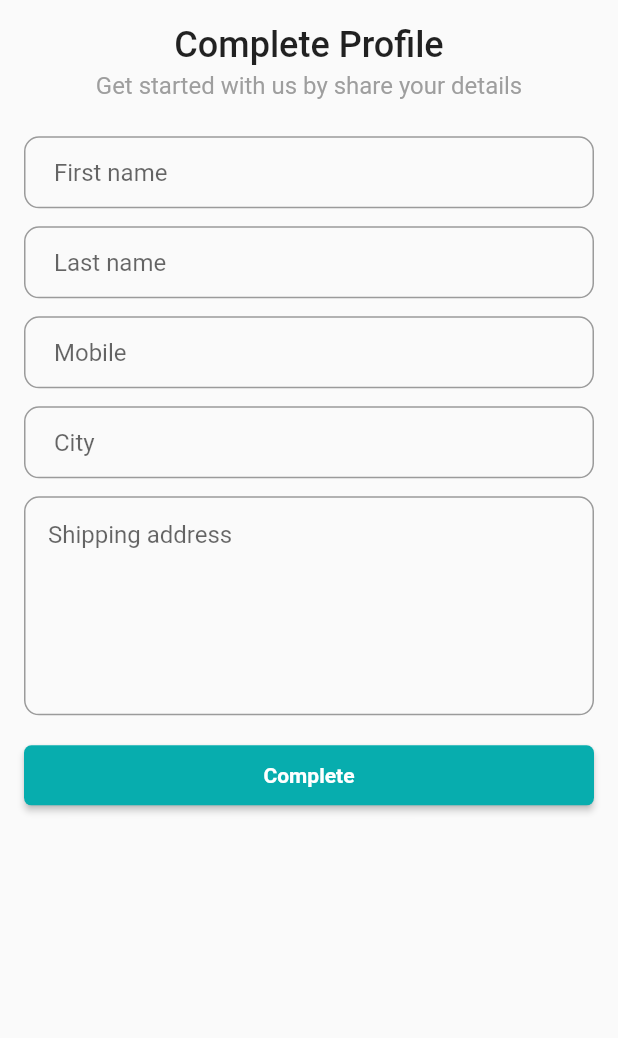
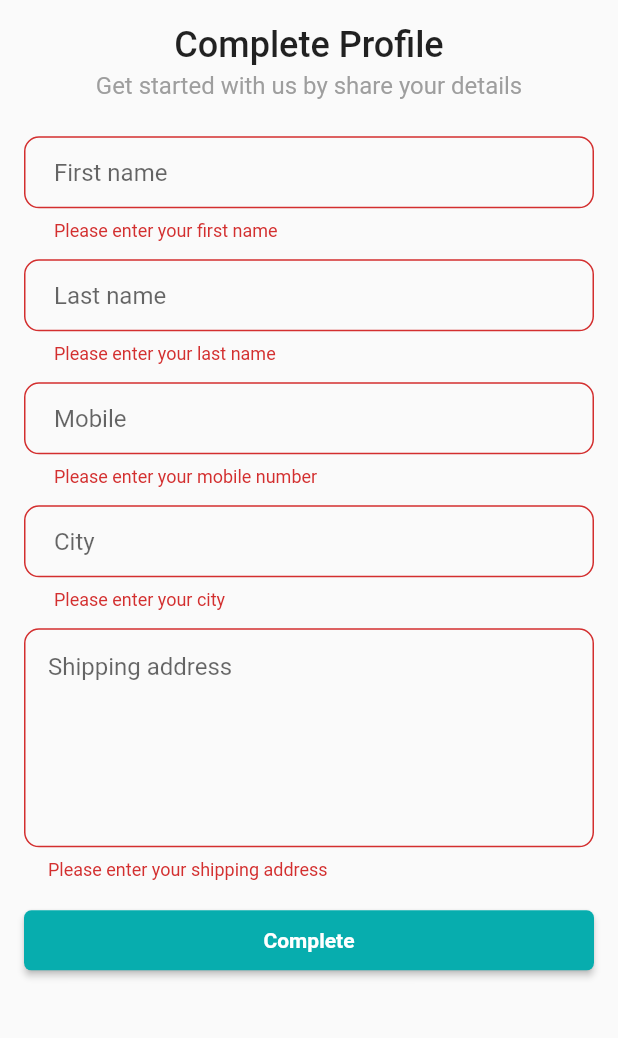
Before and after one commit to hydrationnirob/ostad_ecommerce_project, a Flutter app: the CompleteProfileScreen screen opened directly, after a tap on "Complete", on a phone screen of 412 x 824 dp, the part 182-1220 px from its top. Run offline on Flutter 3.47's test engine with Material 2 defaults, Android fonts, the phone set to English and light mode, and no system bars; our stand-ins replace flutter_svg, get, pin_code_fields; missing offline and left inert: dart:ffi.

```diff
--- a/lib/presentation/ui/screens/Auth_Varificetion_screens/CompleteProfileScreen.dart
+++ b/lib/presentation/ui/screens/Auth_Varificetion_screens/CompleteProfileScreen.dart
@@ -11,10 +11,15 @@
 }
 
 class _CompleteProfileScreenState extends State<CompleteProfileScreen> {
+
+  final _formKey = GlobalKey<FormState>();
+
   @override
   Widget build(BuildContext context) {
     return Scaffold(
-      body: SafeArea(
+      body: Form(
+        key: _formKey,
+        child: SafeArea(
           child: SingleChildScrollView(
             child: Padding(
               padding: const EdgeInsets.all(16.0),
@@ -48,24 +53,48 @@
                   ),
                   TextFormField(
                     decoration: const InputDecoration(hintText: 'First name'),
+                    validator: (value) {
+                      if (value == null || value.isEmpty) {
+                        return 'Please enter your first name';
+                      }
+                      return null;
+                    },
                   ),
                   const SizedBox(
                     height: 12,
                   ),
                   TextFormField(
                     decoration: const InputDecoration(hintText: 'Last name'),
+                    validator: (value) {
+                      if (value == null || value.isEmpty) {
+                        return 'Please enter your last name';
+                      }
+                      return null;
+                    },
                   ),
                   const SizedBox(
                     height: 12,
                   ),
                   TextFormField(
                     decoration: const InputDecoration(hintText: 'Mobile'),
+                    validator: (value) {
+                      if (value == null || value.isEmpty) {
+                        return 'Please enter your mobile number';
+                      }
+                      return null;
+                    },
                   ),
                   const SizedBox(
                     height: 12,
                   ),
                   TextFormField(
                     decoration: const InputDecoration(hintText: 'City'),
+                    validator: (value) {
+                      if (value == null || value.isEmpty) {
+                        return 'Please enter your city';
+                      }
+                      return null;
+                    },
                   ),
                   const SizedBox(
                     height: 12,
@@ -79,6 +108,12 @@
                         vertical: 16,
                       ),
                     ),
+                    validator: (value) {
+                      if (value == null || value.isEmpty) {
+                        return 'Please enter your shipping address';
+                      }
+                      return null;
+                    },
                   ),
                   const SizedBox(
                     height: 16,
@@ -86,7 +121,13 @@
                   SizedBox(
                     width: double.infinity,
                     child: ElevatedButton(
-                    onPressed: () {},
+                      onPressed: () {
+                        if (_formKey.currentState!.validate()) {
+                         ScaffoldMessenger.of(context).showSnackBar(
+                            const SnackBar(content: Text('Processing Data')));
+
+                        }
+                      },
                       child: const Text('Complete'),
                     ),
                   ),
@@ -95,6 +136,7 @@
             ),
           ),
         ),
+      ),
     );
   }
 }
--- a/lib/presentation/ui/screens/SplashScreen.dart
+++ b/lib/presentation/ui/screens/SplashScreen.dart
@@ -22,7 +22,7 @@
 
   void goToNextScreen() {
     Future.delayed(const Duration(seconds: 2)).then((value) {
-      Get.offAll(const email_verifecation_screen());
+      Get.offAll( email_verifecation_screen());
     });
   }
 
```
Also changed, not shown: lib/presentation/ui/screens/Auth_Varificetion_screens/Otp_verification_screen.dart (+12 -2 lines), lib/presentation/ui/screens/Auth_Varificetion_screens/email_verifecation_screen.dart (+15 -3 lines). Lines whose indentation alone changed are shown as unchanged.
